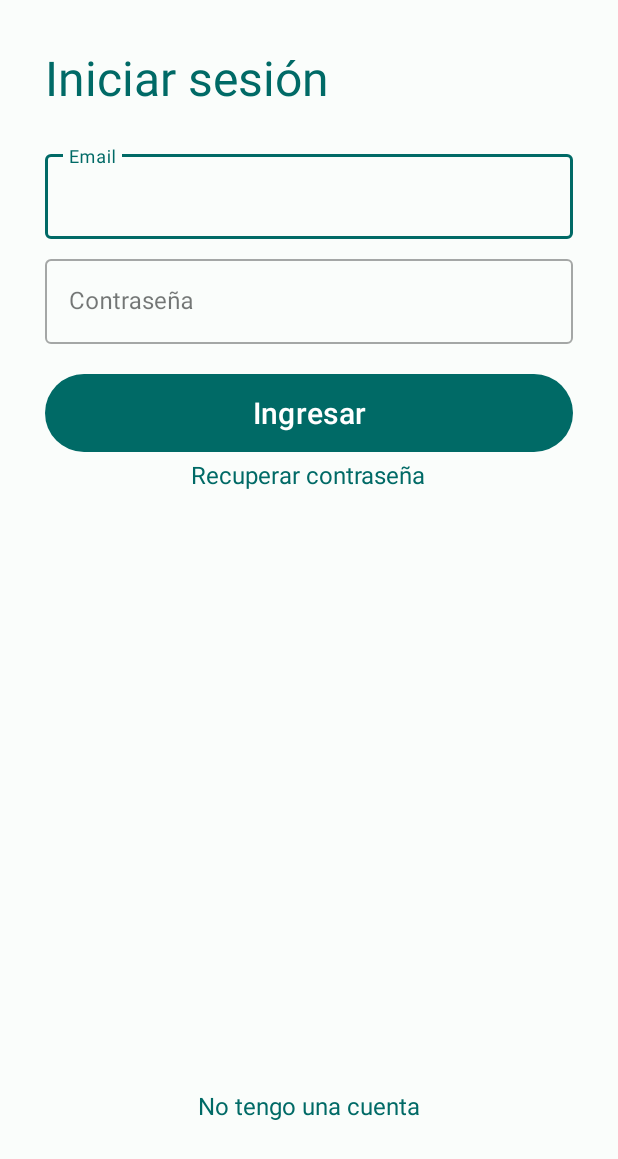
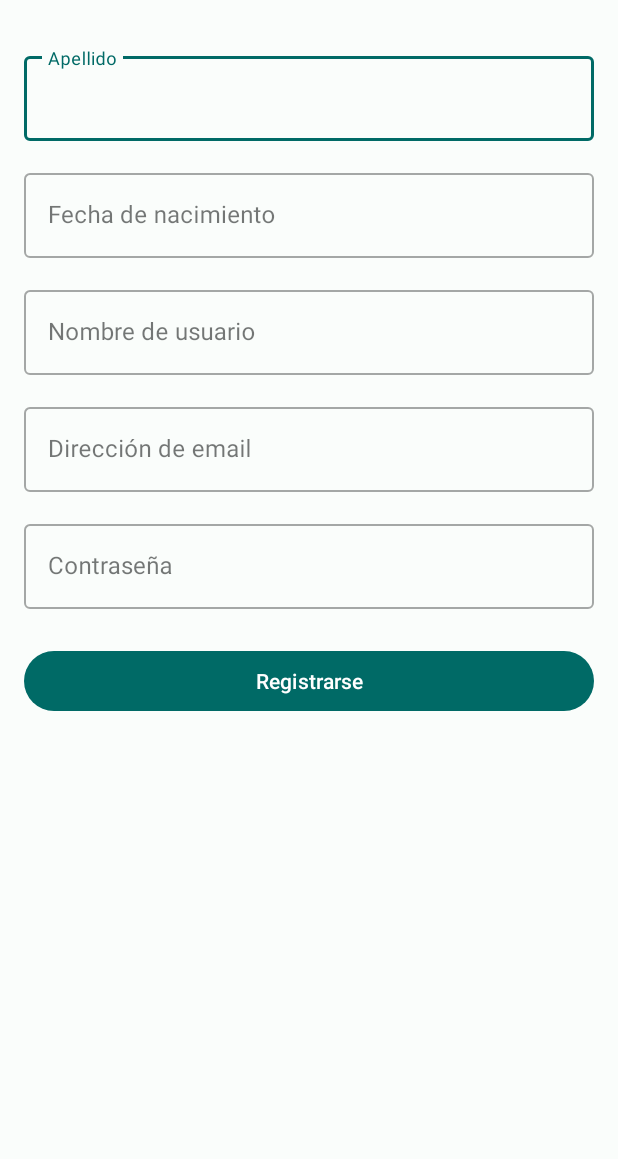
Before and after one commit to mandelbaummatias/AlejandriaApp, an Android app: the layout fragment_signin.xml on its own in the app's theme, with its tools: preview values and no code run, on a phone screen of 412 x 824 dp. Shown: the top 1159 px of the screen. Run offline under Robolectric (Android 15) with nearby library versions, the phone set to English and light mode, and no system bars.

Commit message:
Working on register view/logic

```diff
--- /dev/null
+++ b/app/src/main/java/com/matiasmandelbaum/alejandriaapp/common/Event.kt
@@ -0,0 +1,4 @@
+package com.matiasmandelbaum.alejandriaapp.common
+
+class Event {
+}
--- /dev/null
+++ b/app/src/main/java/com/matiasmandelbaum/alejandriaapp/data/signin/remote/FirebaseClient.kt
@@ -0,0 +1,4 @@
+package com.matiasmandelbaum.alejandriaapp.data.signin.remote
+
+class FirebaseClient {
+}
--- /dev/null
+++ b/app/src/main/java/com/matiasmandelbaum/alejandriaapp/data/signin/remote/UserService.kt
@@ -0,0 +1,4 @@
+package com.matiasmandelbaum.alejandriaapp.data.signin.remote
+
+class UserService {
+}
--- /dev/null
+++ b/app/src/main/java/com/matiasmandelbaum/alejandriaapp/data/signin/response/LoginResult.kt
@@ -0,0 +1,4 @@
+package com.matiasmandelbaum.alejandriaapp.data.signin.response
+
+class LoginResult {
+}
--- /dev/null
+++ b/app/src/main/java/com/matiasmandelbaum/alejandriaapp/domain/usecase/CreateAccountUseCase.kt
@@ -0,0 +1,4 @@
+package com.matiasmandelbaum.alejandriaapp.domain.usecase
+
+class CreateAccountUseCase {
+}
--- /dev/null
+++ b/app/src/main/java/com/matiasmandelbaum/alejandriaapp/ui/signin/SignInViewState.kt
@@ -0,0 +1,4 @@
+package com.matiasmandelbaum.alejandriaapp.ui.signin
+
+class SignInViewState {
+}
--- /dev/null
+++ b/app/src/main/java/com/matiasmandelbaum/alejandriaapp/ui/signin/model/UserSignIn.kt
@@ -0,0 +1,4 @@
+package com.matiasmandelbaum.alejandriaapp.ui.signin.model
+
+class UserSignIn {
+}
--- a/app/src/main/res/layout/fragment_signin.xml
+++ b/app/src/main/res/layout/fragment_signin.xml
@@ -1,102 +1,145 @@
-<?xml version="1.0" encoding="utf-8"?>
-<LinearLayout xmlns:android="http://schemas.android.com/apk/res/android"
+<layout>
+
+    <data>
+
+        <variable
+            name="viewModel"
+            type="com.matiasmandelbaum.alejandriaapp.ui.signup.SignInViewModel" />
+
+        <variable
+            name="signUpFragment"
+            type="com.matiasmandelbaum.alejandriaapp.ui.signup.SignInFragment" />
+    </data>
+
+    <androidx.constraintlayout.widget.ConstraintLayout xmlns:android="http://schemas.android.com/apk/res/android"
+        xmlns:app="http://schemas.android.com/apk/res-auto"
+        xmlns:tools="http://schemas.android.com/tools"
         android:layout_width="match_parent"
         android:layout_height="match_parent"
-    android:gravity="top"
-    android:orientation="vertical"
-    android:padding="30dp">
+        android:padding="16dp">
 
-    <TextView
-        android:id="@+id/textViewTitulo"
-        android:layout_width="wrap_content"
+        <!-- Apellido -->
+        <com.google.android.material.textfield.TextInputLayout
+            android:id="@+id/textInputApellido"
+            style="@style/Widget.MaterialComponents.TextInputLayout.OutlinedBox"
+            android:layout_width="0dp"
             android:layout_height="wrap_content"
-        android:text="Iniciar sesión"
-        android:textColor="@color/md_theme_light_primary"
-        android:textSize="32dp"
-        android:layout_gravity="left"
-        android:layout_marginBottom="16dp" />
+            android:layout_marginTop="16dp"
+            android:hint="Apellido"
+            app:layout_constraintEnd_toEndOf="parent"
+            app:layout_constraintHorizontal_bias="0.5"
+            app:layout_constraintStart_toStartOf="parent"
+            app:layout_constraintTop_toTopOf="parent">
 
-    <!-- Email -->
-    <com.google.android.material.textfield.TextInputLayout
-        android:id="@+id/textInputLayoutEmail"
-        style="@style/Widget.MaterialComponents.TextInputLayout.OutlinedBox"
+            <com.google.android.material.textfield.TextInputEditText
+                android:id="@+id/editTextApellido"
                 android:layout_width="match_parent"
                 android:layout_height="wrap_content"
-        android:layout_marginTop="8dp"
-        android:hint="Email">
+                android:inputType="text" />
+
+        </com.google.android.material.textfield.TextInputLayout>
+
+        <!-- Fecha de nacimiento -->
+        <com.google.android.material.textfield.TextInputLayout
+            android:id="@+id/textInputFechaNacimiento"
+            style="@style/Widget.MaterialComponents.TextInputLayout.OutlinedBox"
+            android:layout_width="0dp"
+            android:layout_height="wrap_content"
+            android:layout_marginTop="16dp"
+            android:hint="Fecha de nacimiento"
+            app:layout_constraintEnd_toEndOf="parent"
+            app:layout_constraintHorizontal_bias="0.5"
+            app:layout_constraintStart_toStartOf="parent"
+            app:layout_constraintTop_toBottomOf="@+id/textInputApellido">
+
+            <com.google.android.material.textfield.TextInputEditText
+                android:id="@+id/editTextFechaNacimiento"
+                android:layout_width="match_parent"
+                android:layout_height="wrap_content"
+                android:focusable="false"
+                android:inputType="none"
+                android:onClick="@{() -> signUpFragment.showDatePicker()}"
+                android:singleLine="true" />
+
+        </com.google.android.material.textfield.TextInputLayout>
+
+        <!-- Nombre de usuario -->
+        <com.google.android.material.textfield.TextInputLayout
+            android:id="@+id/textInputUsuario"
+            style="@style/Widget.MaterialComponents.TextInputLayout.OutlinedBox"
+            android:layout_width="0dp"
+            android:layout_height="wrap_content"
+            android:layout_marginTop="16dp"
+            android:hint="Nombre de usuario"
+            app:layout_constraintEnd_toEndOf="parent"
+            app:layout_constraintHorizontal_bias="0.5"
+            app:layout_constraintStart_toStartOf="parent"
+            app:layout_constraintTop_toBottomOf="@+id/textInputFechaNacimiento">
+
+            <com.google.android.material.textfield.TextInputEditText
+                android:id="@+id/editTextUsuario"
+                android:layout_width="match_parent"
+                android:layout_height="wrap_content"
+                android:inputType="text" />
+
+        </com.google.android.material.textfield.TextInputLayout>
+
+        <!-- Dirección de email -->
+        <com.google.android.material.textfield.TextInputLayout
+            android:id="@+id/textInputEmail"
+            style="@style/Widget.MaterialComponents.TextInputLayout.OutlinedBox"
+            android:layout_width="0dp"
+            android:layout_height="wrap_content"
+            android:layout_marginTop="16dp"
+            android:hint="Dirección de email"
+            app:layout_constraintEnd_toEndOf="parent"
+            app:layout_constraintHorizontal_bias="0.5"
+            app:layout_constraintStart_toStartOf="parent"
+            app:layout_constraintTop_toBottomOf="@+id/textInputUsuario">
 
             <com.google.android.material.textfield.TextInputEditText
                 android:id="@+id/editTextEmail"
                 android:layout_width="match_parent"
                 android:layout_height="wrap_content"
-            android:inputType="textEmailAddress"
-            android:importantForAccessibility="yes"
-            android:contentDescription="Ingrese su dirección de correo electrónico" />
+                android:inputType="textEmailAddress" />
+
         </com.google.android.material.textfield.TextInputLayout>
 
         <!-- Contraseña -->
         <com.google.android.material.textfield.TextInputLayout
-        android:id="@+id/textInputLayoutContraseña"
+            android:id="@+id/textInputPassword"
             style="@style/Widget.MaterialComponents.TextInputLayout.OutlinedBox"
+            android:layout_width="0dp"
+            android:layout_height="wrap_content"
+            android:layout_marginTop="16dp"
+            android:hint="Contraseña"
+            app:layout_constraintEnd_toEndOf="parent"
+            app:layout_constraintHorizontal_bias="0.5"
+            app:layout_constraintStart_toStartOf="parent"
+            app:layout_constraintTop_toBottomOf="@+id/textInputEmail">
+
+            <com.google.android.material.textfield.TextInputEditText
+                android:id="@+id/editTextPassword"
                 android:layout_width="match_parent"
                 android:layout_height="wrap_content"
-        android:layout_marginTop="8dp"
-        android:hint="Contraseña">
+                android:inputType="textPassword" />
 
-        <com.google.android.material.textfield.TextInputEditText
-            android:id="@+id/editTextContraseña"
-            android:layout_width="match_parent"
-            android:layout_height="wrap_content"
-            android:inputType="textPassword"
-            android:importantForAccessibility="yes"
-            android:contentDescription="Ingrese su contraseña" />
         </com.google.android.material.textfield.TextInputLayout>
 
-    <!-- Botón de Registro -->
+        <!-- Signup Button -->
         <Button
-        android:id="@+id/btnRegistro"
-        android:layout_width="match_parent"
-        android:textSize="20dp"
-        android:layout_height="60dp"
-        android:layout_marginTop="16dp"
-        android:text="Ingresar" />
+            android:id="@+id/signupButton"
+            android:layout_width="0dp"
+            android:layout_height="wrap_content"
+            android:layout_marginTop="24dp"
+            android:text="Registrarse"
+            android:onClick="@{() -> viewModel.onSignInSelected()}"
+            app:layout_constraintEnd_toEndOf="parent"
+            app:layout_constraintHorizontal_bias="0.5"
+            app:layout_constraintStart_toStartOf="parent"
+            app:layout_constraintTop_toBottomOf="@+id/textInputPassword" />
 
-    <TextView
-        android:id="@+id/textViewRecuperarCuenta"
-        android:layout_width="wrap_content"
-        android:layout_height="wrap_content"
-        android:text="Recuperar contraseña"
-        android:textColor="@color/md_theme_light_primary"
-        android:textSize="16dp"
-        android:layout_gravity="center"
-        android:layout_marginBottom="16dp"
-        android:background="?attr/selectableItemBackground"
-        android:clickable="true"
-        android:focusable="true" />
+    </androidx.constraintlayout.widget.ConstraintLayout>
 
 
-    <LinearLayout xmlns:android="http://schemas.android.com/apk/res/android"
-        android:layout_width="match_parent"
-        android:layout_height="match_parent"
-        android:gravity="bottom"
-        android:orientation="vertical"
-        android:padding="30dp">
-
-
-        <!-- Botón de Ingreso -->
-        <TextView
-            android:id="@+id/textViewLogin"
-            android:layout_width="wrap_content"
-            android:layout_height="wrap_content"
-            android:text="No tengo una cuenta"
-            android:textColor="@color/md_theme_light_primary"
-            android:textSize="16dp"
-            android:layout_gravity="center"
-            android:layout_marginBottom="16dp"
-            android:background="?attr/selectableItemBackground"
-            android:clickable="true"
-            android:focusable="true" />
-
-    </LinearLayout>
-
-</LinearLayout>
+</layout>
```
Also changed, not shown: app/src/main/java/com/matiasmandelbaum/alejandriaapp/data/googlebooks/remote/GoogleBooksApiClient.kt (+0 -12 lines), app/src/main/java/com/matiasmandelbaum/alejandriaapp/data/googlebooks/remote/GoogleBooksService.kt (+0 -28 lines), app/src/main/java/com/matiasmandelbaum/alejandriaapp/data/signin/remote/AuthenticationService.kt (added, +48 -0 lines), app/src/main/java/com/matiasmandelbaum/alejandriaapp/ui/signin/SignInFragment.kt (added, +75 -0 lines), app/src/main/java/com/matiasmandelbaum/alejandriaapp/ui/signin/SignInViewModel.kt (added, +34 -0 lines), app/src/main/res/layout/fragment_login.xml (+17 -75 lines), app/src/main/java/com/matiasmandelbaum/alejandriaapp/data/firestorebooks/response/BookFirestore.kt (renamed from app/src/main/java/com/matiasmandelbaum/alejandriaapp/data/firestorebooks/model/BookFirestore.kt), app/src/main/java/com/matiasmandelbaum/alejandriaapp/data/googlebooks/response/GoogleBooksResponse.kt (renamed from app/src/main/java/com/matiasmandelbaum/alejandriaapp/data/googlebooks/model/GoogleBooksResponse.kt), app/src/main/java/com/matiasmandelbaum/alejandriaapp/data/googlebooks/response/components/BookItem.kt (renamed from app/src/main/java/com/matiasmandelbaum/alejandriaapp/data/googlebooks/model/components/BookItem.kt), app/src/main/java/com/matiasmandelbaum/alejandriaapp/data/googlebooks/response/components/ImageLinks.kt (renamed from app/src/main/java/com/matiasmandelbaum/alejandriaapp/data/googlebooks/model/components/ImageLinks.kt), app/src/main/java/com/matiasmandelbaum/alejandriaapp/data/googlebooks/response/components/VolumeInfo.kt (renamed from app/src/main/java/com/matiasmandelbaum/alejandriaapp/data/googlebooks/model/components/VolumeInfo.kt). Lines whose indentation alone changed are shown as unchanged.
